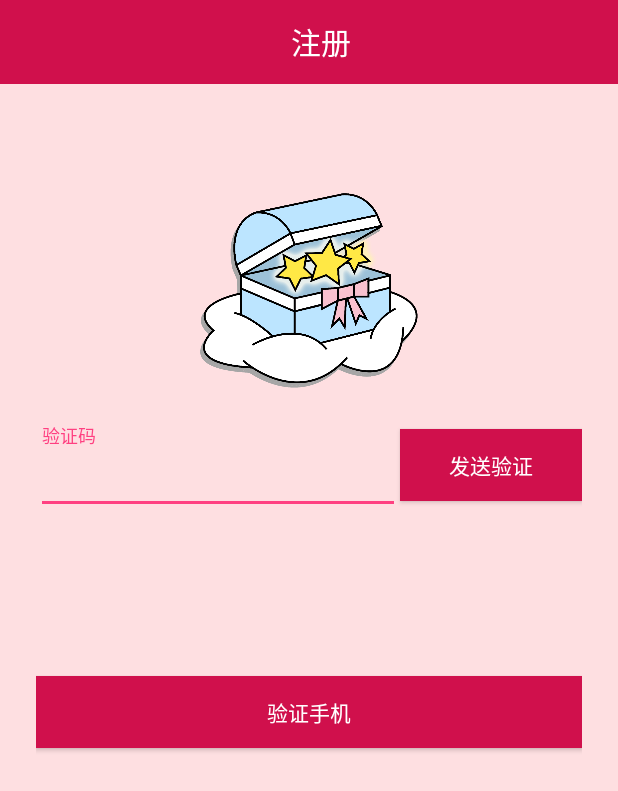
After one commit to DeveloperYWH/ywh, an Android app: the layout delegate_phonecheck.xml on its own in the app's theme, with its tools: preview values and no code run, on a phone screen of 412 x 824 dp. The commit adds this screen. Shown: the top 791 px of the screen. Run offline under Robolectric (Android 15) with nearby library versions, the phone set to English and light mode, and no system bars.

Commit message:
添加手机验证

```diff
--- a/latte-ec/src/main/java/com/zuimeng/hughfowl/latee/ec/main/index/IndexDelegate.java
+++ b/latte-ec/src/main/java/com/zuimeng/hughfowl/latee/ec/main/index/IndexDelegate.java
@@ -40,15 +40,12 @@ public class IndexDelegate extends BottomItemDelegate{
     @BindView(R2.id.tb_index)
     Toolbar mToolbar = null;
     //@BindView(R2.id.icon_index_scan)
-    //IconTextView mIconScan = null;
+    //IconTextView  = null;
     @BindView(R2.id.et_search_view)
     AppCompatEditText mSearchView = null;
 
-
     @BindView(R2.id.relative_layout)
     RelativeLayout relativeLayout = null;
-
-
 
     @BindView(R2.id.banner_slider)
     SliderLayout sliderShow = null;
--- /dev/null
+++ b/latte-ec/src/main/res/layout/delegate_phonecheck.xml
@@ -0,0 +1,97 @@
+<?xml version="1.0" encoding="utf-8"?>
+<android.support.v7.widget.LinearLayoutCompat
+    xmlns:android="http://schemas.android.com/apk/res/android"
+    xmlns:tools="http://schemas.android.com/tools"
+    android:orientation="vertical"
+    android:layout_width="match_parent"
+    android:layout_height="match_parent">
+
+    <android.support.v7.widget.Toolbar
+        android:layout_width="match_parent"
+        android:layout_height="?attr/actionBarSize"
+        android:background="@color/bod_red_flower">
+
+        <android.support.v7.widget.AppCompatTextView
+            android:layout_width="match_parent"
+            android:layout_height="match_parent"
+            android:gravity="center"
+            android:text="@string/sign_up"
+            android:textColor="@android:color/white"
+            android:textSize="20sp"
+            tools:ignore="HardcodedText" />
+
+    </android.support.v7.widget.Toolbar>
+]
+        <android.support.v7.widget.LinearLayoutCompat
+            android:layout_width="match_parent"
+            android:layout_height="match_parent"
+            android:background="@color/bod_signin_bcg"
+            android:fitsSystemWindows="true"
+            android:orientation="vertical"
+            android:paddingLeft="24dp"
+            android:paddingRight="24dp"
+            android:paddingTop="56dp">
+
+            <android.support.v7.widget.AppCompatImageView
+                android:layout_width="wrap_content"
+                android:layout_height="150dp"
+                android:layout_gravity="center_horizontal"
+                android:layout_marginBottom="12dp"
+                android:src="@mipmap/logo_open_t_piconly" />
+
+
+            <android.support.v7.widget.LinearLayoutCompat
+                android:layout_width="match_parent"
+                android:layout_height="wrap_content">
+                <!--验证码-->
+                <android.support.design.widget.TextInputLayout
+                    android:id="@+id/phone_check_postlay"
+                    android:layout_width="0dp"
+                    android:layout_height="wrap_content"
+                    android:layout_weight="4"
+                    android:layout_marginBottom="8dp"
+                    android:layout_marginTop="10dp">
+
+                    <android.support.design.widget.TextInputEditText
+                        android:id="@+id/edit_sign_up_checkword"
+                        android:layout_width="match_parent"
+                        android:layout_height="wrap_content"
+                        android:textSize="20sp"
+                        android:hint="@string/checkword"
+                        android:inputType="textPassword"
+                        tools:ignore="HardcodedText" />
+
+                </android.support.design.widget.TextInputLayout>
+
+                <android.support.v7.widget.AppCompatButton
+                    android:id="@+id/phone_check_btn"
+                    android:layout_width="0dp"
+                    android:layout_height="wrap_content"
+                    android:layout_weight="2"
+                    android:background="@color/bod_red_flower"
+                    android:gravity="center"
+                    android:padding="12dp"
+                    android:text="@string/checkword_btn"
+                    android:textColor="@android:color/white"
+                    tools:ignore="HardcodedText" />
+
+
+
+            </android.support.v7.widget.LinearLayoutCompat>
+
+            <android.support.v7.widget.AppCompatButton
+                android:id="@+id/check_finish"
+                android:layout_width="match_parent"
+                android:layout_height="wrap_content"
+                android:layout_marginBottom="24dp"
+                android:layout_marginTop="100dp"
+                android:background="@color/bod_red_flower"
+                android:gravity="center"
+                android:padding="12dp"
+                android:text="@string/checkfinish_btn"
+                android:textColor="@android:color/white"
+                tools:ignore="HardcodedText" />
+
+        </android.support.v7.widget.LinearLayoutCompat>
+
+</android.support.v7.widget.LinearLayoutCompat>
--- a/latte-ec/src/main/res/values/strings.xml
+++ b/latte-ec/src/main/res/values/strings.xml
@@ -5,7 +5,8 @@
     <string name="you_xiang">邮箱</string>
     <string name="cellnumber">手机号码</string>
     <string name="checkword">验证码</string>
-    <string name="checkword_btn">发送短信</string>
+    <string name="checkword_btn">发送验证</string>
+    <string name="checkfinish_btn">验证手机</string>
     <string name="password">密码</string>
     <string name="repassword">重复密码</string>
     <string name="had_sign">已经注册啦？请登录Σ(oﾟдﾟoﾉ)</string>
```
Also changed, not shown: latte-core/src/main/java/com/zuimeng/hughfowl/latte/usermanage/UserManage.java (added, +22 -0 lines), latte-ec/src/main/java/com/zuimeng/hughfowl/latee/ec/sign/PhoneCheck.java (added, +107 -0 lines), latte-ec/src/main/java/com/zuimeng/hughfowl/latee/ec/sign/SignUpDelegate.java (+16 -10 lines), latte-ec/src/main/res/layout/delegate_sign_up.xml (+19 -0 lines), 2 other files.
